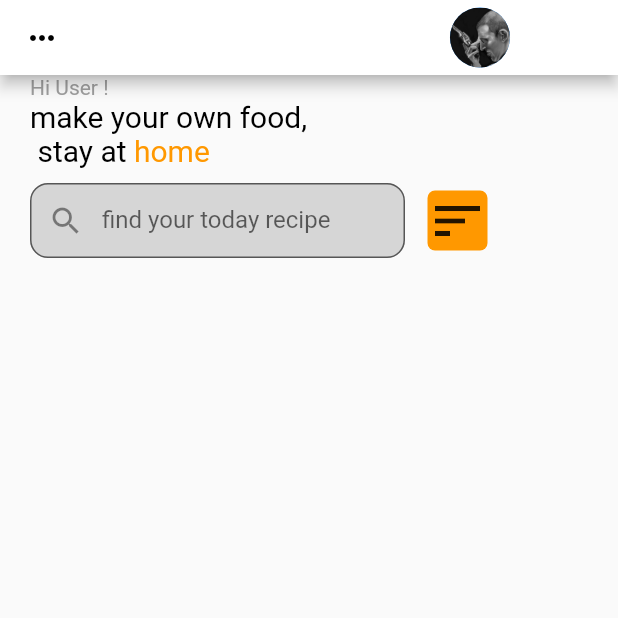
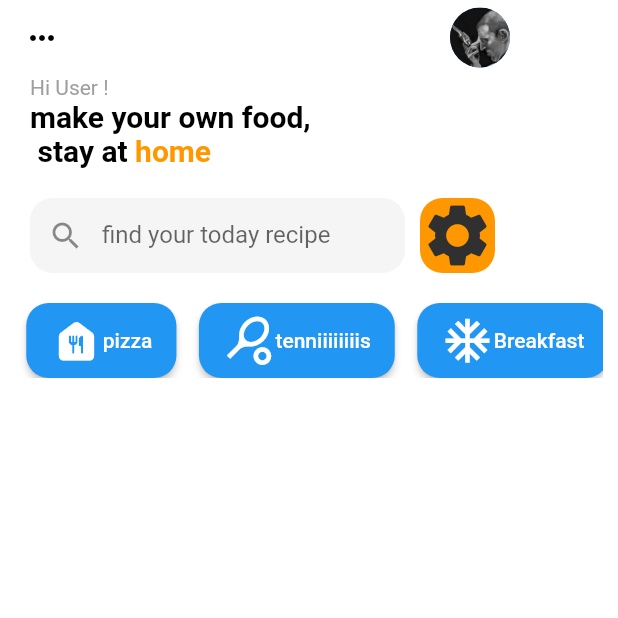
Before and after one commit to Enadir-Mekhlouf/Myrecipe, a Flutter app: the screen it shows after launch, on a phone screen of 412 x 824 dp, the top half of it. Run offline on Flutter 3.47's test engine with Material 2 defaults, Android fonts, the phone set to English and light mode, and no system bars.

Commit message:
added a listview/button

```diff
--- a/lib/main.dart
+++ b/lib/main.dart
@@ -11,9 +11,9 @@ class MyApp extends StatelessWidget {
     return MaterialApp(
       debugShowCheckedModeBanner: false,
       home: Scaffold(
-
-          //backgroundColor: Colors.black45,
           appBar: AppBar(
+              //remove appbar shadow
+              elevation: 0,
               toolbarHeight: 50.0,
               backgroundColor: Colors.white,
               title: Row(
@@ -36,14 +36,19 @@ class MyApp extends StatelessWidget {
                 ],
               )),
           body: SafeArea(
+            // all container
+            child: Container(
+              color: Colors.white,
               child: Column(
                 children: [
+                  // container of text containt
                   Container(
                     margin: EdgeInsets.only(left: 20),
                     child: Column(
                       children: [
                         SizedBox(
                           width: double.infinity,
+                          // container of first text
                           child: Container(
                             child: Text(
                               'Hi User !',
@@ -54,16 +59,22 @@ class MyApp extends StatelessWidget {
                         ),
                         SizedBox(
                           width: double.infinity,
+                          // container of second text
                           child: Container(
                               child: RichText(
                             text: TextSpan(
                               text: 'make your own food, \n stay at ',
-                            style: TextStyle(color: Colors.black, fontSize: 20),
+                              style: TextStyle(
+                                  color: Colors.black,
+                                  fontSize: 20,
+                                  fontWeight: FontWeight.bold),
                               children: [
                                 TextSpan(
                                   text: 'home',
                                   style: TextStyle(
-                                    color: Colors.orange, fontSize: 20),
+                                      color: Colors.orange,
+                                      fontSize: 20,
+                                      fontWeight: FontWeight.bold),
                                 )
                               ],
                             ),
@@ -72,9 +83,10 @@ class MyApp extends StatelessWidget {
                       ],
                     ),
                   ),
+                  //container of search bar and settings icon/button
                   Container(
                     margin:
-                        EdgeInsets.symmetric(vertical: 10.0, horizontal: 20.0),
+                        EdgeInsets.symmetric(vertical: 20.0, horizontal: 20.0),
                     child: Row(
                       children: [
                         Expanded(
@@ -87,34 +99,112 @@ class MyApp extends StatelessWidget {
                                   decoration: InputDecoration(
                                     prefixIcon: Icon(Icons.search),
                                     filled: true,
-                                    fillColor: Colors.grey[350],
+                                    fillColor: Colors.grey[100],
                                     labelText: 'find your today recipe',
                                     border: new OutlineInputBorder(
                                       borderRadius: const BorderRadius.all(
-                                        const Radius.circular(12.0),
+                                        const Radius.circular(15.0),
                                       ),
+                                      borderSide: BorderSide.none,
                                     ),
                                   ),
                                 ),
                               ),
                               Container(
-                                margin: EdgeInsets.symmetric(horizontal: 15.0),
+                                margin: EdgeInsets.symmetric(horizontal: 10.0),
                                 decoration: BoxDecoration(
                                   color: Colors.orange,
                                   borderRadius: BorderRadius.all(
-                                        const Radius.circular(5.0))),
+                                    const Radius.circular(15.0),
+                                  ),
+                                ),
                                 child: Container(
                                   child: Icon(
-                                  Icons.sort,
-                                  size: 40,
-                                )),
+                                    Icons.settings,
+                                    size: 50,
+                                    color: Colors.grey[850],
+                                  ),
+                                ),
                               ),
                             ],
                           ),
                         )
                       ],
-                    ))
+                    ),
+                  ),
+                  Container(
+                    height: 50.0,
+                    margin: EdgeInsets.symmetric(horizontal: 10),
+                    child: ListView(
+                      scrollDirection: Axis.horizontal,
+                      children: [
+                        Container(
+                          margin: EdgeInsets.symmetric(horizontal: 7.5),
+                          child: ElevatedButton(
+                            onPressed: () {},
+                            style: ElevatedButton.styleFrom(
+                              shape: new RoundedRectangleBorder(
+                                borderRadius: new BorderRadius.circular(15.0),
+                              ),
+                            ),
+                            child: Row(
+                              children: [
+                                Icon(
+                                  Icons.food_bank_rounded,
+                                  size: 35,
+                                ),
+                                Text('pizza')
                               ],
+                            ),
+                          ),
+                        ),
+                        //
+                        Container(
+                          margin: EdgeInsets.symmetric(horizontal: 7.5),
+                          child: ElevatedButton(
+                            onPressed: () {},
+                            style: ElevatedButton.styleFrom(
+                              shape: new RoundedRectangleBorder(
+                                borderRadius: new BorderRadius.circular(15.0),
+                              ),
+                            ),
+                            child: Row(
+                              children: [
+                                Icon(
+                                  Icons.sports_tennis_outlined,
+                                  size: 35,
+                                ),
+                                Text('tenniiiiiiiis')
+                              ],
+                            ),
+                          ),
+                        ),
+                        //
+                        Container(
+                          margin: EdgeInsets.symmetric(horizontal: 7.5),
+                          child: ElevatedButton(
+                            onPressed: () {},
+                            style: ElevatedButton.styleFrom(
+                              shape: new RoundedRectangleBorder(
+                                borderRadius: new BorderRadius.circular(15.0),
+                              ),
+                            ),
+                            child: Row(
+                              children: [
+                                Icon(
+                                  Icons.ac_unit,
+                                  size: 35,
+                                ),
+                                Text('Breakfast')
+                              ],
+                            ),
+                          ),
+                        ),
+                      ],
+                    ),
+                  )
+                ],
+              ),
             ),
           )),
     );
```
Lines whose indentation alone changed are shown as unchanged.
